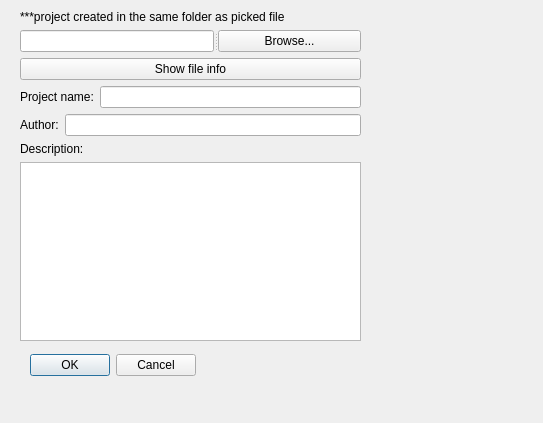
Before: the Qt Designer form hoksotin/ui/qt4Designer/createProjectDialog.ui in cibr-jyu/meggie, drawn with Qt 5.
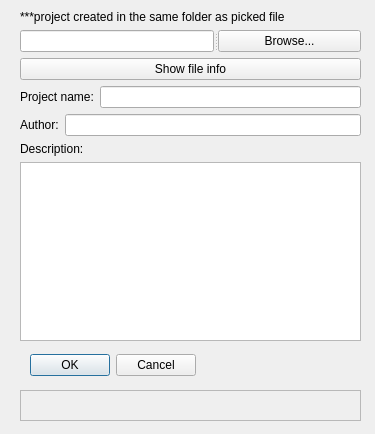
After: the same form once the commit is applied.

Patch:
```diff
--- a/hoksotin/ui/qt4Designer/createProjectDialog.ui
+++ b/hoksotin/ui/qt4Designer/createProjectDialog.ui
@@ -9,8 +9,8 @@
    <rect>
     <x>0</x>
     <y>0</y>
-    <width>543</width>
-    <height>423</height>
+    <width>375</width>
+    <height>434</height>
    </rect>
   </property>
   <property name="windowTitle">
@@ -121,6 +121,22 @@
     </item>
    </layout>
   </widget>
+  <widget class="QFrame" name="frameProgressBar">
+   <property name="geometry">
+    <rect>
+     <x>20</x>
+     <y>390</y>
+     <width>341</width>
+     <height>31</height>
+    </rect>
+   </property>
+   <property name="frameShape">
+    <enum>QFrame::StyledPanel</enum>
+   </property>
+   <property name="frameShadow">
+    <enum>QFrame::Raised</enum>
+   </property>
+  </widget>
   <zorder>layoutWidget</zorder>
   <zorder>cancelOkButtonBox</zorder>
  </widget>
```
Left out of the diff: 1 changed line with no effect on the pictures.
